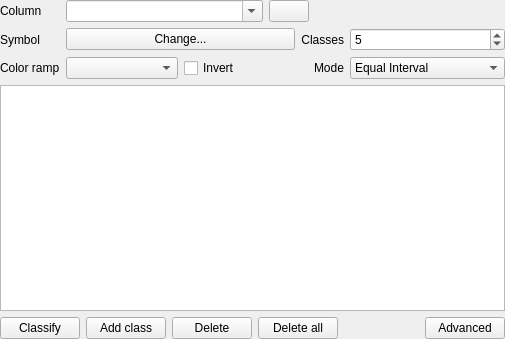
This is src/ui/qgsgraduatedsymbolrendererv2widget.ui in carsmie/QGIS as Qt 5 draws it before an edit. The edited form follows.
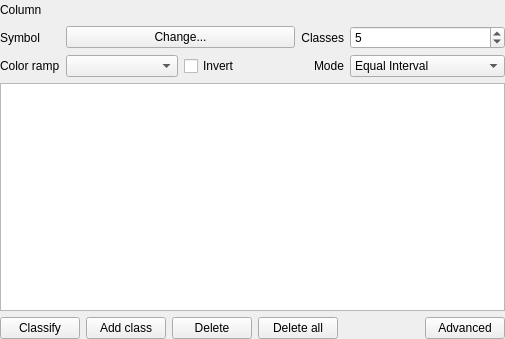
This is the edited form. Icons and pictures are not drawn. Custom widgets are drawn as their Qt base class.

Commit message: QgsFieldCombobBox do not allow expression     editExpression protected, setLayer uses QgsVectorLayer     make epxression widget editable

```diff
--- a/src/ui/qgsgraduatedsymbolrendererv2widget.ui
+++ b/src/ui/qgsgraduatedsymbolrendererv2widget.ui
@@ -139,40 +139,7 @@
         <number>0</number>
        </property>
        <item>
-        <widget class="QComboBox" name="cboGraduatedColumn">
-         <property name="sizePolicy">
-          <sizepolicy hsizetype="Expanding" vsizetype="Fixed">
-           <horstretch>0</horstretch>
-           <verstretch>0</verstretch>
-          </sizepolicy>
-         </property>
-         <property name="maximumSize">
-          <size>
-           <width>300</width>
-           <height>16777215</height>
-          </size>
-         </property>
-         <property name="editable">
-          <bool>true</bool>
-         </property>
-        </widget>
-       </item>
-       <item>
-        <widget class="QPushButton" name="btnExpression">
-         <property name="text">
-          <string/>
-         </property>
-         <property name="icon">
-          <iconset resource="../../images/images.qrc">
-           <normaloff>:/images/themes/default/mIconExpressionEditorOpen.svg</normaloff>:/images/themes/default/mIconExpressionEditorOpen.svg</iconset>
-         </property>
-         <property name="iconSize">
-          <size>
-           <width>24</width>
-           <height>16</height>
-          </size>
-         </property>
-        </widget>
+        <widget class="QgsFieldExpressionWidget" name="mExprressionWidget" native="true"/>
        </item>
        <item>
         <spacer name="horizontalSpacer">
@@ -181,7 +148,7 @@
          </property>
          <property name="sizeHint" stdset="0">
           <size>
-           <width>10</width>
+           <width>40</width>
            <height>20</height>
           </size>
          </property>
@@ -290,6 +257,12 @@
    <extends>QComboBox</extends>
    <header>qgscolorrampcombobox.h</header>
   </customwidget>
+  <customwidget>
+   <class>QgsFieldExpressionWidget</class>
+   <extends>QWidget</extends>
+   <header location="global">qgsfieldexpressionwidget.h</header>
+   <container>1</container>
+  </customwidget>
  </customwidgets>
  <tabstops>
   <tabstop>btnChangeGraduatedSymbol</tabstop>
```
Left out of the diff: 35 changed lines with no effect on the pictures. The commit also changes 16 other files.
